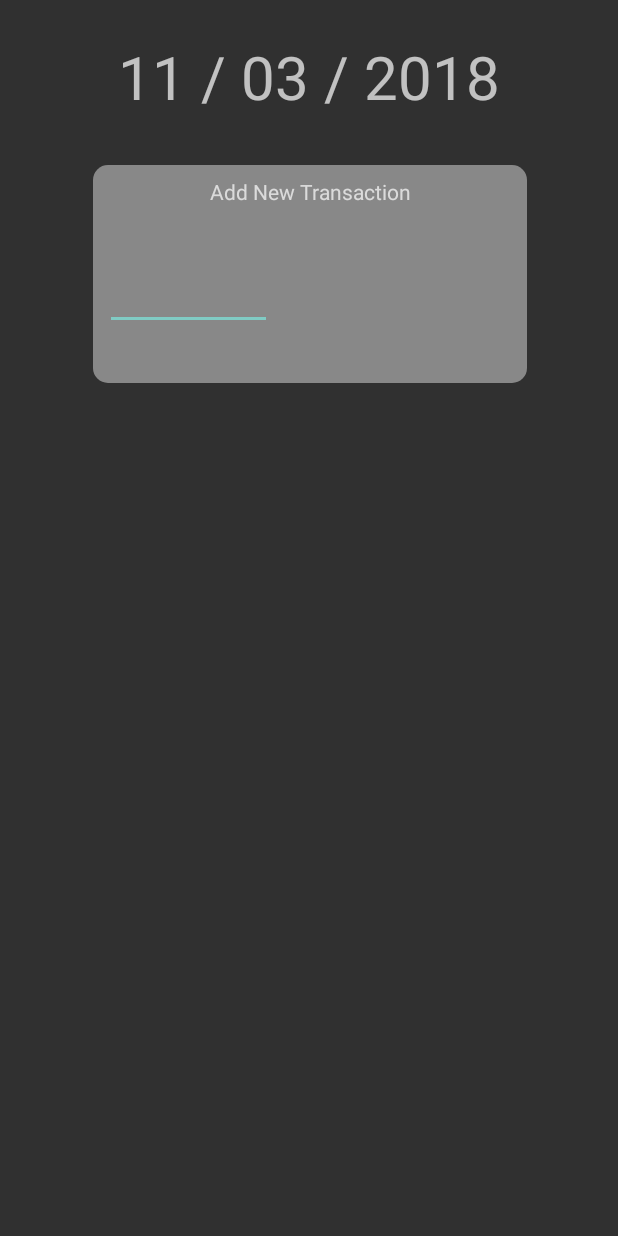
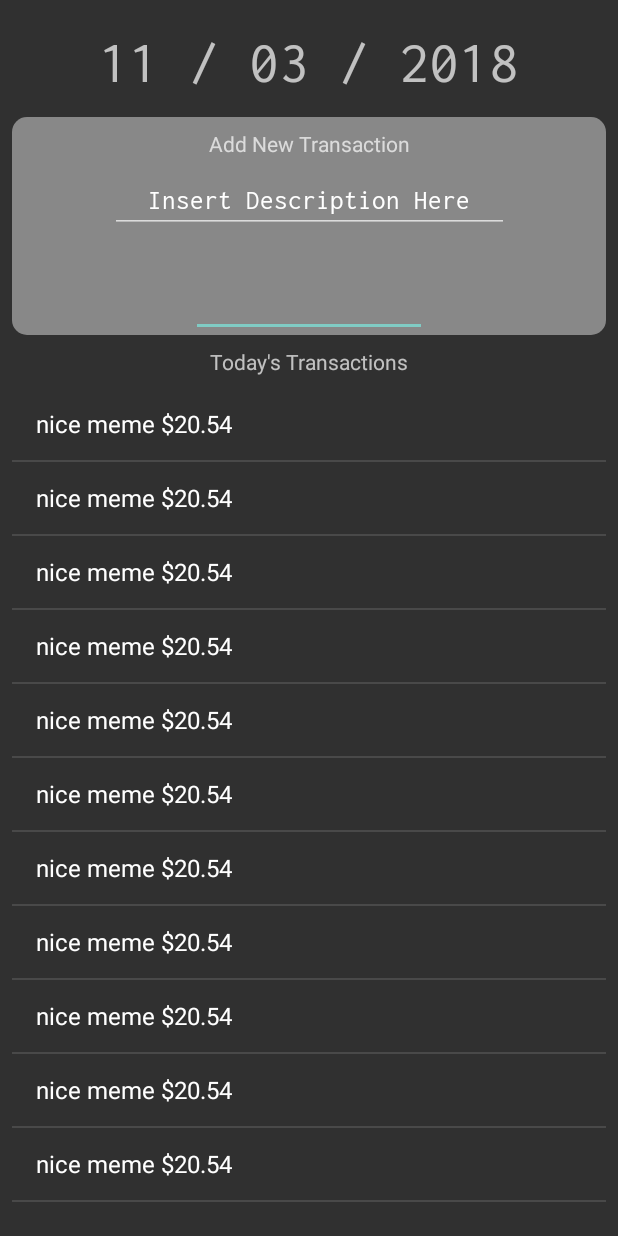
Before and after one commit to davidang6/LetsGetThisBread, an Android app: the screen it shows after launch (MainActivity), on a phone screen of 412 x 824 dp. Run offline under Robolectric (Android 15) with nearby library versions, the phone set to English and light mode, and no system bars.

Commit message:
Update as of 18:02 on 11/3/18

```diff
--- a/app/src/main/java/com/example/davidang/letsgetthisbread/MainScreen.java
+++ b/app/src/main/java/com/example/davidang/letsgetthisbread/MainScreen.java
@@ -9,11 +9,16 @@ import android.support.v4.app.Fragment;
 import android.view.LayoutInflater;
 import android.view.View;
 import android.view.ViewGroup;
-import android.widget.Button;
+import android.widget.AdapterView;
+import android.widget.ArrayAdapter;
+import android.widget.EditText;
+import android.widget.ListView;
 import android.widget.TextView;
 
 import java.text.SimpleDateFormat;
+import java.util.ArrayList;
 import java.util.Calendar;
+import java.util.List;
 
 
 /**
@@ -22,7 +27,12 @@ import java.util.Calendar;
 public class MainScreen extends Fragment {
 
     TextView dateView;
+    EditText enterAction, enterValue;
 
+    ListView listView;
+
+    List<Transaction> currentDayArray;
+    ArrayAdapter<Transaction> stringArrayAdapter;
     static Typeface inconsolata;
 
     public MainScreen() {
@@ -40,17 +50,55 @@ public class MainScreen extends Fragment {
     @Override
     public void onViewCreated(@NonNull View view, @Nullable Bundle savedInstanceState) {
         super.onViewCreated(view, savedInstanceState);
+        inconsolata = Typeface.createFromAsset(getContext().getAssets(),"fonts/Inconsolata-Regular.ttf");
 
 
         dateView = view.findViewById(R.id.dateView);
 
+        enterAction = view.findViewById(R.id.enterAction);
+        enterValue = view.findViewById(R.id.enterValue);
+
+        listView = view.findViewById(R.id.listView);
+
         dateView.setTypeface(inconsolata);
+        enterAction.setTypeface(inconsolata);
+        enterValue.setTypeface(inconsolata);
+
 
         Calendar calendar = Calendar.getInstance();
         SimpleDateFormat mdformat = new SimpleDateFormat("MM / dd / yyyy");
 
         dateView.setText(mdformat.format(calendar.getTime()));
 
+        currentDayArray = new ArrayList<>();
+        currentDayArray.add(new Transaction("nice meme", 20.54));
+        currentDayArray.add(new Transaction("nice meme", 20.54));
+        currentDayArray.add(new Transaction("nice meme", 20.54));
+        currentDayArray.add(new Transaction("nice meme", 20.54));
+        currentDayArray.add(new Transaction("nice meme", 20.54));
+        currentDayArray.add(new Transaction("nice meme", 20.54));
+        currentDayArray.add(new Transaction("nice meme", 20.54));
+        currentDayArray.add(new Transaction("nice meme", 20.54));
+        currentDayArray.add(new Transaction("nice meme", 20.54));
+        currentDayArray.add(new Transaction("nice meme", 20.54));
+        currentDayArray.add(new Transaction("nice meme", 20.54));
+        currentDayArray.add(new Transaction("nice meme", 20.54));
+        currentDayArray.add(new Transaction("nice meme", 20.54));
+        currentDayArray.add(new Transaction("nice meme", 20.54));
+        currentDayArray.add(new Transaction("nice meme", 20.54));
+        currentDayArray.add(new Transaction("nice meme", 20.54));
+
+        stringArrayAdapter = new ArrayAdapter<>(view.getContext(), android.R.layout.simple_list_item_1, currentDayArray);
+
+        listView.setAdapter(stringArrayAdapter);
+
+        listView.setOnItemClickListener(new AdapterView.OnItemClickListener() {
+            @Override
+            public void onItemClick(AdapterView<?> adapterView, View view, int i, long l) {
+
+            }
+        });
+
     }
 
 }
--- /dev/null
+++ b/app/src/main/java/com/example/davidang/letsgetthisbread/Transaction.java
@@ -0,0 +1,32 @@
+package com.example.davidang.letsgetthisbread;
+
+public class Transaction {
+    private String action;
+    private double value;
+
+    public Transaction(String a, double v){
+        action = a;
+        value = v;
+    }
+
+    public void setAction(String action) {
+        this.action = action;
+    }
+
+    public void setValue(double value) {
+        this.value = value;
+    }
+
+    public String getAction() {
+        return action;
+    }
+
+    public double getValue() {
+        return value;
+    }
+
+    @Override
+    public String toString() {
+        return String.format("%s $%.2f", action, value);
+    }
+}
--- a/app/src/main/res/layout/fragment_main_screen.xml
+++ b/app/src/main/res/layout/fragment_main_screen.xml
@@ -4,14 +4,15 @@
     xmlns:tools="http://schemas.android.com/tools"
     android:layout_width="match_parent"
     android:layout_height="match_parent"
-    tools:context=".MainActivity">
+    tools:context=".MainActivity"
+    tools:layout_editor_absoluteY="25dp">
 
     <TextView
         android:id="@+id/dateView"
         android:layout_width="wrap_content"
         android:layout_height="wrap_content"
         android:layout_marginStart="8dp"
-        android:layout_marginTop="24dp"
+        android:layout_marginTop="16dp"
         android:layout_marginEnd="8dp"
         android:text="TextView"
         android:textSize="40sp"
@@ -21,14 +22,15 @@
 
     <android.support.constraint.ConstraintLayout
         android:id="@+id/constraintLayout"
-        android:layout_width="289dp"
+        android:layout_width="0dp"
         android:layout_height="145dp"
         android:layout_marginStart="8dp"
-        android:layout_marginTop="32dp"
+        android:layout_marginTop="12dp"
         android:layout_marginEnd="8dp"
         android:background="@drawable/layout_bg"
         app:layout_constraintEnd_toEndOf="parent"
         app:layout_constraintHorizontal_bias="0.506"
+        app:layout_constraintHorizontal_weight=".8"
         app:layout_constraintStart_toStartOf="parent"
         app:layout_constraintTop_toBottomOf="@+id/dateView">
 
@@ -39,27 +41,68 @@
             android:layout_marginStart="8dp"
             android:layout_marginTop="8dp"
             android:layout_marginEnd="8dp"
-            android:layout_marginBottom="8dp"
             android:text="Add New Transaction"
-            app:layout_constraintBottom_toTopOf="@+id/enterMoney"
             app:layout_constraintEnd_toEndOf="parent"
             app:layout_constraintStart_toStartOf="parent"
             app:layout_constraintTop_toTopOf="parent" />
 
         <EditText
-            android:id="@+id/enterMoney"
-            android:layout_width="111dp"
-            android:layout_height="wrap_content"
+            android:id="@+id/enterValue"
+            android:layout_width="157dp"
+            android:layout_height="66dp"
             android:layout_marginStart="8dp"
             android:layout_marginTop="8dp"
-            android:layout_marginBottom="8dp"
+            android:layout_marginEnd="8dp"
+            android:layout_marginBottom="4dp"
             android:ems="10"
             android:inputType="numberDecimal"
             android:textSize="40sp"
             app:layout_constraintBottom_toBottomOf="parent"
+            app:layout_constraintEnd_toEndOf="parent"
             app:layout_constraintStart_toStartOf="parent"
-            app:layout_constraintTop_toTopOf="parent" />
+            app:layout_constraintTop_toBottomOf="@+id/enterAction" />
+
+        <EditText
+            android:id="@+id/enterAction"
+            android:layout_width="266dp"
+            android:layout_height="42dp"
+            android:layout_marginStart="8dp"
+            android:layout_marginTop="8dp"
+            android:layout_marginEnd="8dp"
+            android:ems="10"
+            android:inputType="textPersonName"
+            android:text="Insert Description Here"
+            android:textAlignment="center"
+            app:layout_constraintEnd_toEndOf="parent"
+            app:layout_constraintStart_toStartOf="parent"
+            app:layout_constraintTop_toBottomOf="@+id/textView3" />
 
     </android.support.constraint.ConstraintLayout>
 
+    <ListView
+        android:id="@+id/listView"
+        android:layout_width="0dp"
+        android:layout_height="0dp"
+        android:layout_marginStart="8dp"
+        android:layout_marginTop="8dp"
+        android:layout_marginEnd="8dp"
+        android:layout_marginBottom="8dp"
+        app:layout_constraintBottom_toBottomOf="parent"
+        app:layout_constraintEnd_toEndOf="parent"
+        app:layout_constraintHorizontal_bias="0.0"
+        app:layout_constraintStart_toStartOf="parent"
+        app:layout_constraintTop_toBottomOf="@+id/textView4" />
+
+    <TextView
+        android:id="@+id/textView4"
+        android:layout_width="wrap_content"
+        android:layout_height="wrap_content"
+        android:layout_marginStart="8dp"
+        android:layout_marginTop="8dp"
+        android:layout_marginEnd="8dp"
+        android:text="Today's Transactions"
+        app:layout_constraintEnd_toEndOf="parent"
+        app:layout_constraintStart_toStartOf="parent"
+        app:layout_constraintTop_toBottomOf="@+id/constraintLayout" />
+
 </android.support.constraint.ConstraintLayout>
```
